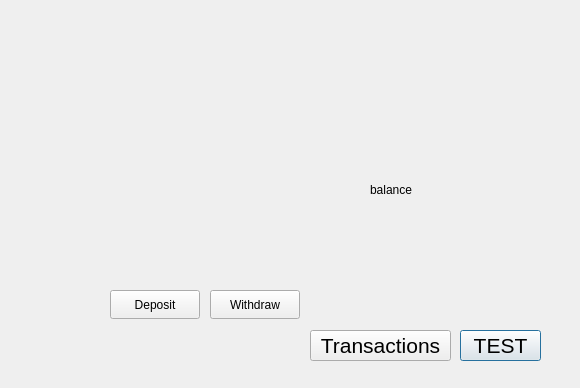
Old version of the form bank-automat/gui/accountview.ui in the repository 25kmo-project/group_11.
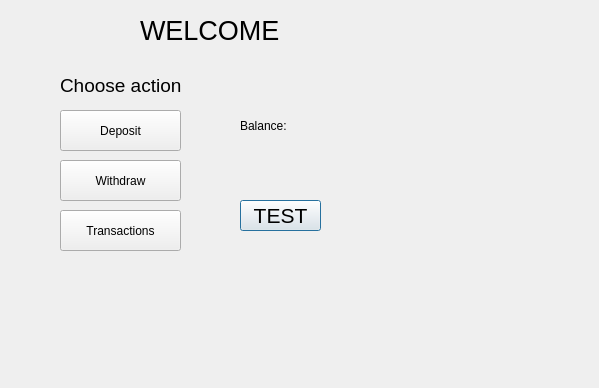
New version of the form.

The edit to the form file:
```diff
--- a/bank-automat/gui/accountview.ui
+++ b/bank-automat/gui/accountview.ui
@@ -6,7 +6,7 @@
    <rect>
     <x>0</x>
     <y>0</y>
-    <width>580</width>
+    <width>599</width>
     <height>388</height>
    </rect>
   </property>
@@ -16,8 +16,8 @@
   <widget class="QPushButton" name="btnTestButton">
    <property name="geometry">
     <rect>
-     <x>460</x>
-     <y>330</y>
+     <x>240</x>
+     <y>200</y>
      <width>81</width>
      <height>31</height>
     </rect>
@@ -34,8 +34,8 @@
   <widget class="QLabel" name="labelInfo">
    <property name="geometry">
     <rect>
-     <x>90</x>
-     <y>310</y>
+     <x>60</x>
+     <y>260</y>
      <width>261</width>
      <height>41</height>
     </rect>
@@ -47,10 +47,10 @@
   <widget class="QPushButton" name="btnDeposit">
    <property name="geometry">
     <rect>
-     <x>110</x>
-     <y>290</y>
-     <width>90</width>
-     <height>29</height>
+     <x>60</x>
+     <y>110</y>
+     <width>121</width>
+     <height>41</height>
     </rect>
    </property>
    <property name="text">
@@ -60,23 +60,23 @@
   <widget class="QLabel" name="label_2">
    <property name="geometry">
     <rect>
-     <x>370</x>
-     <y>180</y>
-     <width>63</width>
-     <height>20</height>
+     <x>240</x>
+     <y>110</y>
+     <width>71</width>
+     <height>31</height>
     </rect>
    </property>
    <property name="text">
-    <string>balance</string>
+    <string>Balance:</string>
    </property>
   </widget>
   <widget class="QLabel" name="labelBalance">
    <property name="geometry">
     <rect>
-     <x>450</x>
-     <y>180</y>
-     <width>63</width>
-     <height>20</height>
+     <x>320</x>
+     <y>110</y>
+     <width>71</width>
+     <height>31</height>
     </rect>
    </property>
    <property name="text">
@@ -86,10 +86,10 @@
   <widget class="QPushButton" name="btnWithdraw">
    <property name="geometry">
     <rect>
-     <x>210</x>
-     <y>290</y>
-     <width>90</width>
-     <height>29</height>
+     <x>60</x>
+     <y>160</y>
+     <width>121</width>
+     <height>41</height>
     </rect>
    </property>
    <property name="text">
@@ -99,21 +99,52 @@
   <widget class="QPushButton" name="btnShowTransactions">
    <property name="geometry">
     <rect>
-     <x>310</x>
-     <y>330</y>
-     <width>141</width>
-     <height>31</height>
+     <x>60</x>
+     <y>210</y>
+     <width>121</width>
+     <height>41</height>
     </rect>
    </property>
-   <property name="font">
-    <font>
-     <pointsize>16</pointsize>
-    </font>
-   </property>
    <property name="text">
     <string>Transactions</string>
    </property>
   </widget>
+  <widget class="QLabel" name="title">
+   <property name="geometry">
+    <rect>
+     <x>140</x>
+     <y>10</y>
+     <width>241</width>
+     <height>41</height>
+    </rect>
+   </property>
+   <property name="font">
+    <font>
+     <pointsize>20</pointsize>
+    </font>
+   </property>
+   <property name="text">
+    <string>WELCOME</string>
+   </property>
+  </widget>
+  <widget class="QLabel" name="hint1">
+   <property name="geometry">
+    <rect>
+     <x>60</x>
+     <y>70</y>
+     <width>131</width>
+     <height>31</height>
+    </rect>
+   </property>
+   <property name="font">
+    <font>
+     <pointsize>14</pointsize>
+    </font>
+   </property>
+   <property name="text">
+    <string>Choose action</string>
+   </property>
+  </widget>
  </widget>
  <resources/>
  <connections/>
```
